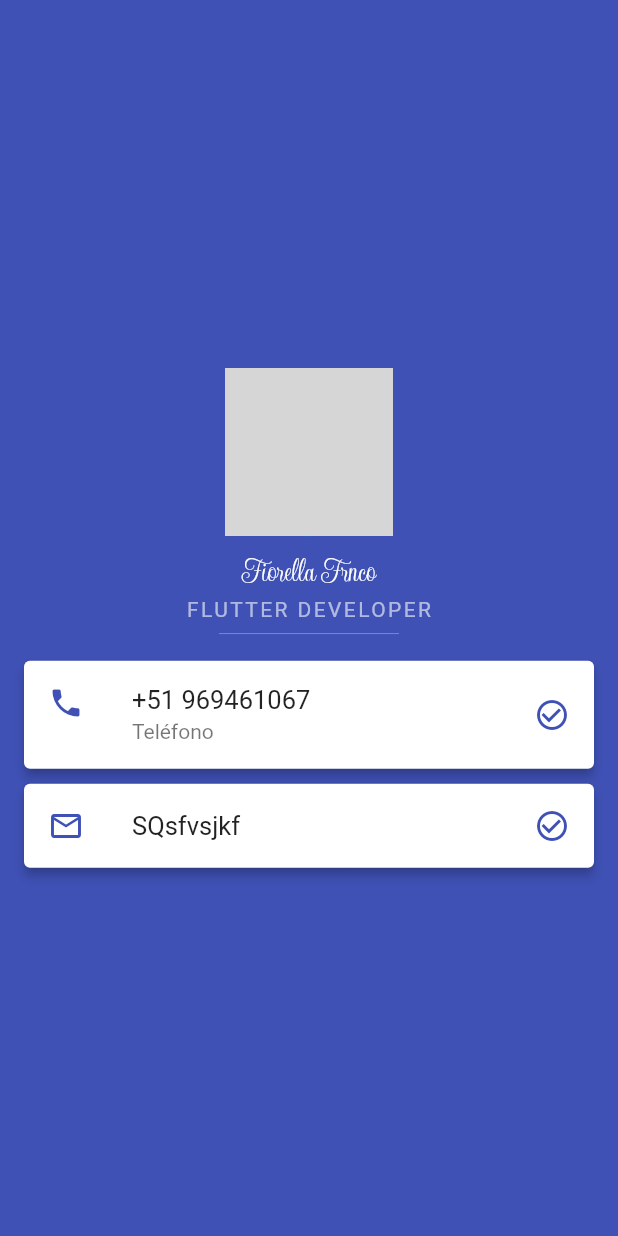
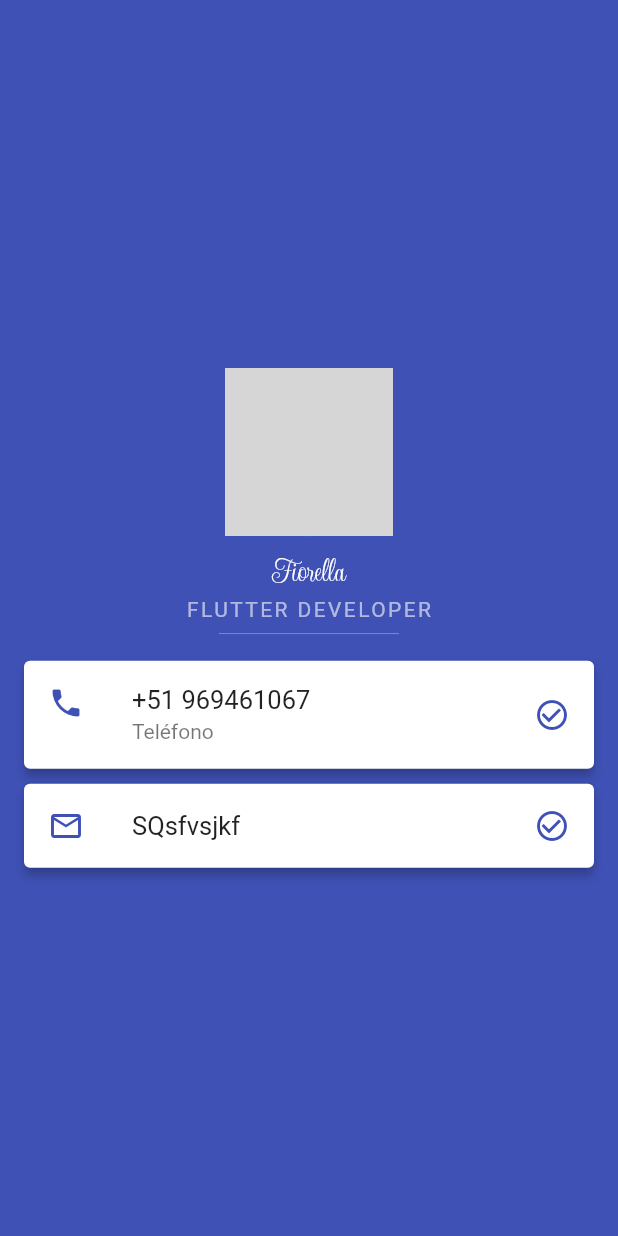
Before and after one commit to AdolfoVladimir/codigo5_card, a Flutter app: the screen it shows after launch, on a phone screen of 412 x 824 dp. Run offline on Flutter 3.47's test engine with Material 2 defaults, Android fonts, the phone set to English and light mode, and no system bars; network calls fail; grey boxes are pictures that could not be loaded.

Commit message:
cambio de nombre

```diff
--- a/lib/main.dart
+++ b/lib/main.dart
@@ -23,7 +23,7 @@ class MandarinaApp extends StatelessWidget {
               height: 10.0,
             ),
             Text(
-              "Fiorella Frnco",
+              "Fiorella",
               style: TextStyle(
                   color: Colors.white,
                   fontSize: 22.0,
```
